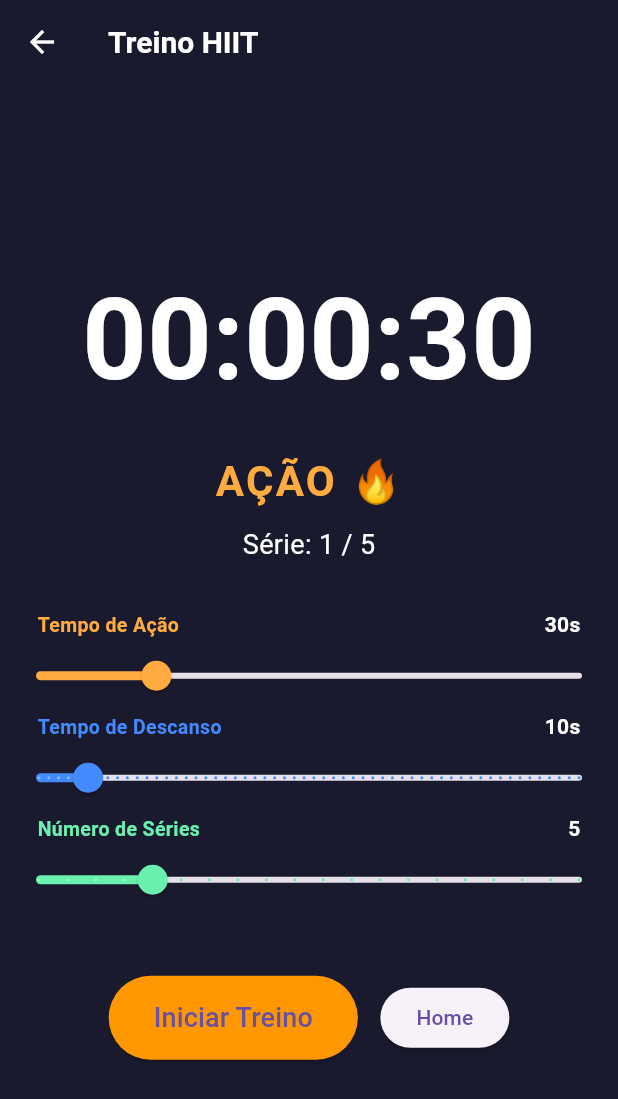
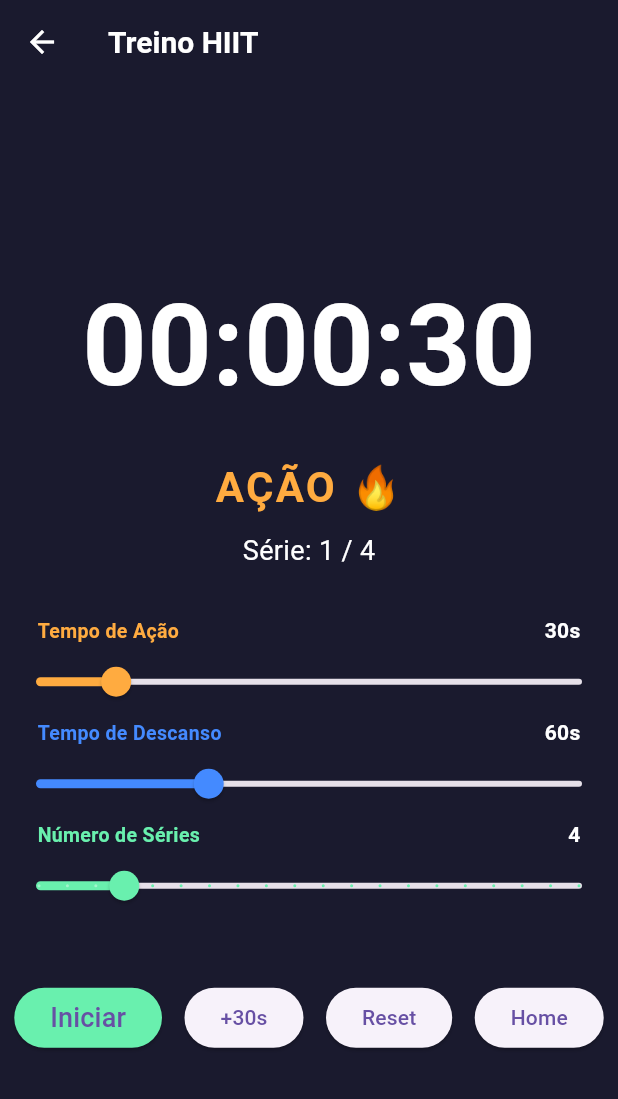
Before and after one commit to kaynanxd/TimeMaster-FlutterApp, a Flutter app: the screen it shows after launch, after a tap on "Treino HIIT", on a phone screen of 412 x 824 dp. Shown: the top 1099 px of the screen. Run offline on Flutter 3.47's test engine with Material 3 defaults, Android fonts, the phone set to English and light mode, and no system bars; our stand-ins replace audioplayers.

Commit message:
adicionado novos botoes

```diff
--- a/lib/cronometro_controller.dart
+++ b/lib/cronometro_controller.dart
@@ -49,6 +49,11 @@ class CronometroController {
     onUpdate?.call();
   }
 
+  void zerar() {
+    model.duracao = Duration.zero;
+    onUpdate?.call();
+  }
+
   void setTempo(Duration novaDuracao) {
     model.duracao = novaDuracao;
     onUpdate?.call();
--- a/lib/cronometro_view.dart
+++ b/lib/cronometro_view.dart
@@ -44,7 +44,7 @@ class _CronometroViewState extends State<CronometroView> {
               ? controller.parar()
               : controller.iniciarCronometro(),
           style: ElevatedButton.styleFrom(
-            backgroundColor: controller.model.estaRodando ? Colors.orange : null,
+            backgroundColor: controller.model.estaRodando ? Colors.greenAccent : null,
           ),
           child: Text(controller.model.estaRodando ? "Pausar" : "Iniciar"),
         ),
--- a/lib/treino_view.dart
+++ b/lib/treino_view.dart
@@ -15,8 +15,8 @@ class _TreinoViewState extends State<TreinoView> {
   final AudioPlayer _audioPlayer = AudioPlayer();
 
   double _tempoAcao = 30;
-  double _tempoDescanso = 10;
-  double _totalSeries = 5;
+  double _tempoDescanso = 60;
+  double _totalSeries = 4;
 
   int _serieAtual = 1;
   bool _estaEmAcao = true;
@@ -126,7 +126,7 @@ class _TreinoViewState extends State<TreinoView> {
           _buildAjusteCard(
             label: "Tempo de Ação",
             valor: _tempoAcao,
-            min: 5, max: 120,
+            min: 5, max: 180,
             cor: Colors.orangeAccent,
             onChanged: (v) {
               setState(() {
@@ -138,7 +138,7 @@ class _TreinoViewState extends State<TreinoView> {
           _buildAjusteCard(
             label: "Tempo de Descanso",
             valor: _tempoDescanso,
-            min: 5, max: 60,
+            min: 5, max: 180,
             cor: Colors.blueAccent,
             onChanged: (v) {
               setState(() {
@@ -173,13 +173,23 @@ class _TreinoViewState extends State<TreinoView> {
                 : controller.iniciarTemporizador();
           },
           style: ElevatedButton.styleFrom(
-            backgroundColor: _estaEmAcao ? Colors.orange : Colors.blue,
-            padding: const EdgeInsets.symmetric(horizontal: 30, vertical: 15),
+            backgroundColor: _estaEmAcao ? Colors.greenAccent : Colors.blue,
+
           ),
           child: Text(
-            controller.model.estaRodando ? "Pausar" : "Iniciar Treino",
+            controller.model.estaRodando ? "Pausar" : "Iniciar",
             style: const TextStyle(fontSize: 18),
           ),
+        ),
+        const SizedBox(width: 15),
+        ElevatedButton(
+          onPressed: () => controller.adicionar30Segundos(),
+          child: const Text("+30s"),
+        ),
+        const SizedBox(width: 15),
+        ElevatedButton(
+          onPressed: () => controller.zerar(),
+          child: const Text("Reset"),
         ),
         const SizedBox(width: 15),
         ElevatedButton(
```
Also changed, not shown: lib/pomodoro_view.dart (+11 -1 lines), lib/temporizador_view.dart (+11 -1 lines), pubspec.yaml (+10 -0 lines), assets/icon/icon.png (added), pubspec.lock, 14 other files.
